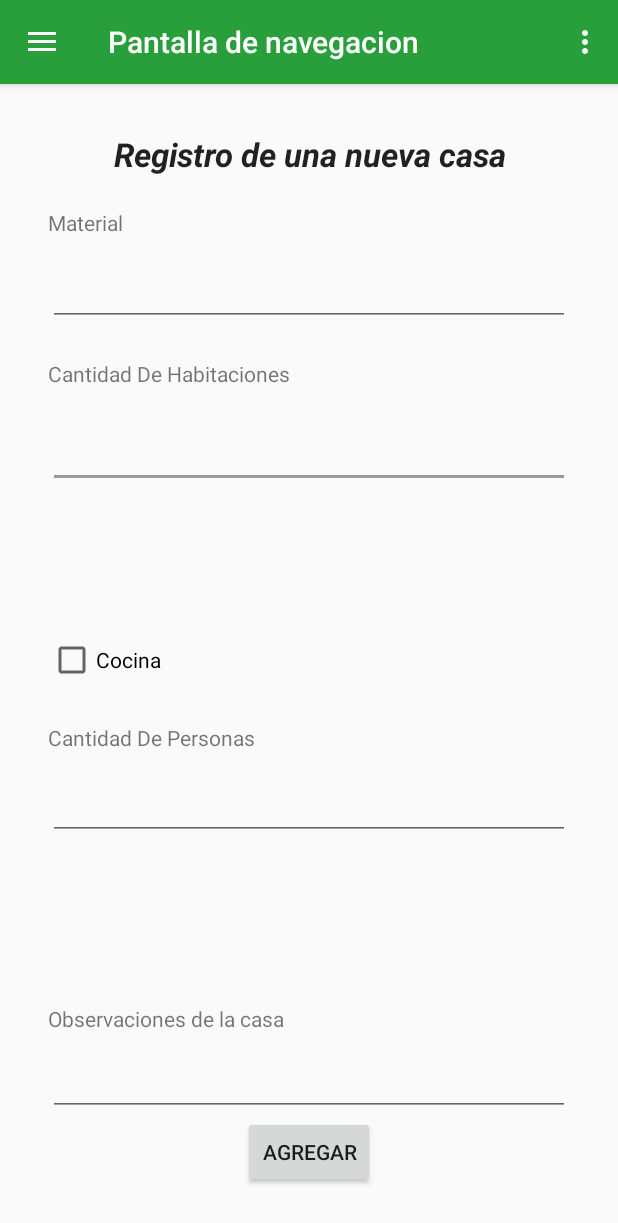
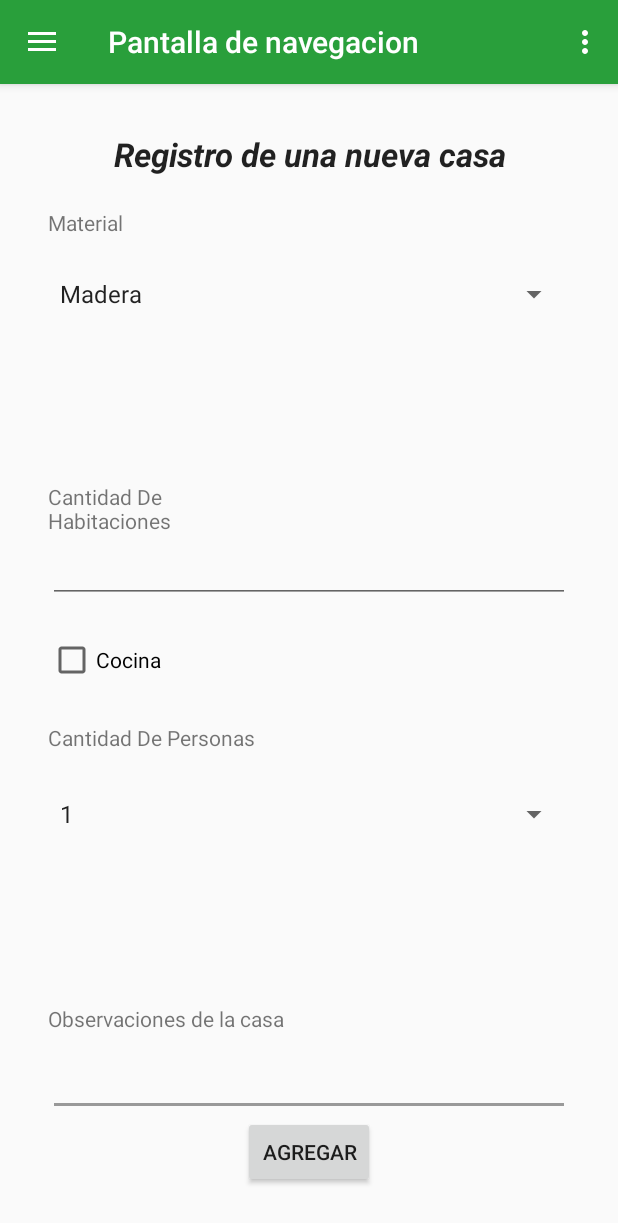
Before and after one commit to AndrzzOsorio/Wayapp, an Android app: the NavigationActivity screen opened directly, with no data from a screen before it, in the side drawer, after a tap on "Casa", on a phone screen of 412 x 824 dp. Shown: the top 1223 px of the screen. Run offline under Robolectric (Android 15) with nearby library versions, the phone set to English and light mode, and no system bars; our stand-ins replace Volley; network calls fail; 2 statements that could not run were skipped.

Commit message:
cacmbiados edit text por combobox

```diff
--- a/app/src/main/java/com/proyecto/integrador/wayapp/NavigationActivity.java
+++ b/app/src/main/java/com/proyecto/integrador/wayapp/NavigationActivity.java
@@ -33,11 +33,13 @@ import android.support.v7.app.AppCompatActivity;
 import android.support.v7.widget.Toolbar;
 import android.view.Menu;
 import android.view.MenuItem;
+import android.widget.ArrayAdapter;
 import android.widget.Button;
 import android.widget.CheckBox;
 import android.widget.EditText;
 import android.widget.ImageView;
 import android.widget.LinearLayout;
+import android.widget.Spinner;
 import android.widget.TextView;
 
 import com.android.volley.RequestQueue;
@@ -56,6 +58,7 @@ import org.json.JSONException;
 import org.json.JSONObject;
 
 import java.util.ArrayList;
+import java.util.List;
 
 public class NavigationActivity extends AppCompatActivity
         implements NavigationView.OnNavigationItemSelectedListener, OnMapReadyCallback {
@@ -85,8 +88,6 @@ public class NavigationActivity extends AppCompatActivity
 
 //controles casa
     Button agregarc;
-    EditText materialcasa;
-    EditText cantidadhabitantescasa;
     EditText cantidadhabitacionescasa;
     EditText observacion;
     CheckBox cocina;
@@ -94,17 +95,15 @@ public class NavigationActivity extends AppCompatActivity
     //Controles escuela
     EditText nombreescuela;
     EditText cantidadestudiantes;
-    EditText materialescuela;
     Button agregarE;
 
     //controles corral
-    EditText animal;
+
     EditText cantidadanimales;
     Button agregarco;
 
     //controles cultivo
     EditText dueno;
-    EditText fruto;
     EditText area;
     Button agregarcu;
 
@@ -157,26 +156,94 @@ public class NavigationActivity extends AppCompatActivity
 
         //definicion de los controles de la casa
         agregarc = (Button) findViewById(R.id.btnagregarC);
-        materialcasa = (EditText) findViewById(R.id.txtMaterialcasa);
+        List<String> spinnerArraycasa =  new ArrayList<String>();
+        spinnerArraycasa.add("Madera");
+        spinnerArraycasa.add("Arcilla");
+        spinnerArraycasa.add("Jaguey");
+        spinnerArraycasa.add("Guadua");
+        spinnerArraycasa.add("Ladrillo");
+        ArrayAdapter<String> adaptercasa = new ArrayAdapter<String>(
+                this, android.R.layout.simple_spinner_item, spinnerArraycasa);
+
+        adaptercasa.setDropDownViewResource(android.R.layout.simple_spinner_dropdown_item);
+
+        List<String> spinnerArrayhabitantes =  new ArrayList<String>();
+        spinnerArrayhabitantes.add("1");
+        spinnerArrayhabitantes.add("2");
+        spinnerArrayhabitantes.add("3");
+        spinnerArrayhabitantes.add("4");
+        spinnerArrayhabitantes.add("5");
+        spinnerArrayhabitantes.add("6");
+        spinnerArrayhabitantes.add("7");
+        spinnerArrayhabitantes.add("8");
+        spinnerArrayhabitantes.add("9");
+        spinnerArrayhabitantes.add("10");
+        ArrayAdapter<String> adapterhabitantes = new ArrayAdapter<String>(
+                this, android.R.layout.simple_spinner_item, spinnerArrayhabitantes);
+
+        adaptercasa.setDropDownViewResource(android.R.layout.simple_spinner_dropdown_item);
+
+        final Spinner sItemscasa = (Spinner) findViewById(R.id.spinnermaterialcasa);
+        final Spinner sItemhabitantes = (Spinner) findViewById(R.id.spinnercantidadpersonas);
+        sItemscasa.setAdapter(adaptercasa);
+        sItemhabitantes.setAdapter(adapterhabitantes);
+
         cantidadhabitacionescasa= (EditText) findViewById(R.id.txtcantidadh);
-        cantidadhabitantescasa = (EditText) findViewById(R.id.txtCantidadP);
+
         observacion = (EditText) findViewById(R.id.observaciones);
         cocina = (CheckBox) findViewById(R.id.cbcocina);
 
         //definicion de los controles de la escuela
-        materialescuela = (EditText) findViewById(R.id.txtMaterialC);
+        List<String> spinnerArrayescuela =  new ArrayList<String>();
+        spinnerArrayescuela.add("Madera");
+        spinnerArrayescuela.add("Arcilla");
+        spinnerArrayescuela.add("Jaguey");
+        spinnerArrayescuela.add("Guadua");
+        spinnerArrayescuela.add("Ladrillo");
+        ArrayAdapter<String> adapterescuela = new ArrayAdapter<String>(
+                this, android.R.layout.simple_spinner_item, spinnerArrayescuela);
+
+        adapterescuela.setDropDownViewResource(android.R.layout.simple_spinner_dropdown_item);
+        final Spinner sItemmaterialescuela = (Spinner) findViewById(R.id.spinnermaterialescuela);
+        sItemmaterialescuela.setAdapter(adapterescuela);
+
         nombreescuela = (EditText) findViewById(R.id.txtnombre);
         cantidadestudiantes = (EditText) findViewById(R.id.txtcantidadEst);
         agregarE = (Button) findViewById(R.id.btnAgregarE);
 
         //definicion de los controles del corral
-        animal = (EditText) findViewById(R.id.txtAnimal);
+        List<String> spinnerArrayanimal =  new ArrayList<String>();
+        spinnerArrayanimal.add("Chivo");
+        spinnerArrayanimal.add("Cabra");
+        spinnerArrayanimal.add("Oveja");
+        spinnerArrayanimal.add("Vaca");
+        spinnerArrayanimal.add("Caballo");
+        spinnerArrayanimal.add("Cerdo");
+        spinnerArrayanimal.add("Gallina");
+        spinnerArrayanimal.add("Pato");
+        ArrayAdapter<String> adapteranimal = new ArrayAdapter<String>(
+                this, android.R.layout.simple_spinner_item, spinnerArrayanimal);
+
+        adapteranimal.setDropDownViewResource(android.R.layout.simple_spinner_dropdown_item);
+        final Spinner sIanimal = (Spinner) findViewById(R.id.spinneranimal);
+        sIanimal.setAdapter(adapteranimal);
         cantidadanimales= (EditText) findViewById(R.id.txtcantidadA);
         agregarco = (Button) findViewById(R.id.btnagregarAnimal);
 
         //definicion de los controles del cultivo
+        List<String> spinnerArrayfruto =  new ArrayList<String>();
+        spinnerArrayfruto.add("Frijol");
+        spinnerArrayfruto.add("Habichuela");
+        spinnerArrayfruto.add("Papa");
+        spinnerArrayfruto.add("Platano");
+
+        ArrayAdapter<String> adapterfruto = new ArrayAdapter<String>(
+                this, android.R.layout.simple_spinner_item, spinnerArrayfruto);
+
+        adapterfruto.setDropDownViewResource(android.R.layout.simple_spinner_dropdown_item);
+        final Spinner sIfruto = (Spinner) findViewById(R.id.spinnerfruto);
+        sIfruto.setAdapter(adapterfruto);
         dueno = (EditText) findViewById(R.id.txtdueno);
-        fruto = (EditText) findViewById(R.id.txtfrutos);
         area = (EditText) findViewById(R.id.txtAreaC);
         agregarcu = (Button) findViewById(R.id.btnagregarcultivo);
 
@@ -378,9 +445,9 @@ public class NavigationActivity extends AppCompatActivity
 
                     Casa c = null;
                     if(cocina.isChecked()){
-                        c = new Casa(location.getLatitude(),location.getLongitude(),materialcasa.getText().toString(),"Si tiene",cantidadhabitacionescasa.getText().toString(),cantidadhabitantescasa.getText().toString(),observacion.getText().toString());
+                        c = new Casa(location.getLatitude(),location.getLongitude(),sItemscasa.getSelectedItem().toString(),"Si tiene",cantidadhabitacionescasa.getText().toString(),sItemhabitantes.getSelectedItem().toString(),observacion.getText().toString());
                     }else{
-                        c = new Casa(location.getLatitude(),location.getLongitude(),materialcasa.getText().toString(),"No tiene",cantidadhabitacionescasa.getText().toString(),cantidadhabitantescasa.getText().toString(),observacion.getText().toString());
+                        c = new Casa(location.getLatitude(),location.getLongitude(),sItemscasa.getSelectedItem().toString(),"No tiene",cantidadhabitacionescasa.getText().toString(),sItemhabitantes.getSelectedItem().toString(),observacion.getText().toString());
                     }
 
               casas.add(c);
@@ -389,8 +456,8 @@ public class NavigationActivity extends AppCompatActivity
               }
                 casalayout.setVisibility(View.INVISIBLE);
                 supportMapFragment.getView().setVisibility(View.VISIBLE);
-                    materialcasa.setText("");
-                    cantidadhabitantescasa.setText("");
+
+
                     cantidadhabitacionescasa.setText("");
                     observacion.setText("");
                 }
@@ -412,7 +479,7 @@ public class NavigationActivity extends AppCompatActivity
                     flag = 0;
                 }
                 if(flag ==1) {
-                    Escuela e = new Escuela(location.getLatitude(), location.getLongitude(), materialescuela.getText().toString(), cantidadestudiantes.getText().toString(), nombreescuela.getText().toString());
+                    Escuela e = new Escuela(location.getLatitude(), location.getLongitude(), sItemmaterialescuela.getSelectedItem().toString(), cantidadestudiantes.getText().toString(), nombreescuela.getText().toString());
                     escuelas.add(e);
                     for (int i = 0; i < escuelas.size(); i++) {
                         setMarkerEscuela(new LatLng(escuelas.get(i).getLatitud(), escuelas.get(i).getLongitud()), "Centro Educativo", escuelas.get(i).ToInformation());
@@ -422,7 +489,7 @@ public class NavigationActivity extends AppCompatActivity
 
                     nombreescuela.setText("");
                     cantidadestudiantes.setText("");
-                    materialescuela.setText("");
+
                 }
             }
 
@@ -442,14 +509,13 @@ public class NavigationActivity extends AppCompatActivity
                     flag = 0;
                 }
                 if(flag ==1){
-               Corral co = new Corral(location.getLatitude(),location.getLongitude(),animal.getText().toString(),cantidadanimales.getText().toString());
+               Corral co = new Corral(location.getLatitude(),location.getLongitude(),sIanimal.getSelectedItem().toString(),cantidadanimales.getText().toString());
                corrales.add(co);
                 for (int i = 0; i<corrales.size();i++){
                     setMarkerCorral(new LatLng(corrales.get(i).getLatitud(),corrales.get(i).getLongitud()),"Corral ganadero",corrales.get(i).ToInformation());
                 }
                 corrallayout.setVisibility(View.INVISIBLE);
                 supportMapFragment.getView().setVisibility(View.VISIBLE);
-                    animal.setText("");
                     cantidadanimales.setText("");
                 }
             }
@@ -469,7 +535,7 @@ public class NavigationActivity extends AppCompatActivity
                     flag = 0;
                 }
                 if(flag ==1){
-               Cultivo cu = new Cultivo(location.getLatitude(),location.getLongitude(),dueno.getText().toString(),fruto.getText().toString(),area.getText().toString());
+               Cultivo cu = new Cultivo(location.getLatitude(),location.getLongitude(),dueno.getText().toString(),sIanimal.getSelectedItem().toString(),area.getText().toString());
                 cultivos.add(cu);
                 for (int i = 0; i<cultivos.size();i++){
                     setMarkerCultivo(new LatLng(cultivos.get(i).getLatitud(),cultivos.get(i).getLongitud()),"Cultivo agricola",cultivos.get(i).ToInformation());
@@ -477,7 +543,6 @@ public class NavigationActivity extends AppCompatActivity
                 cultivolayout.setVisibility(View.INVISIBLE);
                 supportMapFragment.getView().setVisibility(View.VISIBLE);
                     dueno.setText("");
-                    fruto.setText("");
                     area.setText("");
                 }
             }
--- a/app/src/main/res/layout/activity_casa.xml
+++ b/app/src/main/res/layout/activity_casa.xml
@@ -31,19 +31,6 @@
         android:textStyle="bold|italic"
         android:textAlignment="center" />
 
-    <EditText
-        android:layout_width="wrap_content"
-        android:layout_height="wrap_content"
-        android:ems="10"
-        android:id="@+id/txtcantidadh"
-        android:inputType="number"
-        android:layout_below="@+id/lblcantidad"
-        android:layout_marginTop="21dp"
-        android:layout_alignParentRight="true"
-        android:layout_alignParentEnd="true"
-        android:layout_alignParentLeft="true"
-        android:layout_alignParentStart="true" />
-
     <TextView
         android:text="Material"
         android:layout_width="wrap_content"
@@ -63,29 +50,6 @@
         android:layout_alignParentLeft="true"
         android:layout_alignParentStart="true" />
 
-    <EditText
-        android:layout_width="wrap_content"
-        android:layout_height="wrap_content"
-        android:inputType="text"
-        android:ems="10"
-        android:id="@+id/txtMaterialcasa"
-        android:layout_below="@+id/Material"
-        android:layout_alignParentLeft="true"
-        android:layout_alignParentStart="true"
-        android:layout_marginTop="14dp"
-        android:layout_alignParentRight="true"
-        android:layout_alignParentEnd="true" />
-
-    <TextView
-        android:text="Cantidad De Habitaciones"
-        android:layout_width="wrap_content"
-        android:layout_height="wrap_content"
-        android:id="@+id/lblcantidad"
-        android:layout_marginTop="22dp"
-        android:layout_below="@+id/txtMaterialcasa"
-        android:layout_alignParentLeft="true"
-        android:layout_alignParentStart="true" />
-
     <TextView
         android:text="Observaciones de la casa"
         android:layout_width="wrap_content"
@@ -95,19 +59,6 @@
         android:layout_alignParentLeft="true"
         android:layout_alignParentStart="true"
         android:layout_marginBottom="55dp" />
-
-    <EditText
-        android:layout_width="wrap_content"
-        android:layout_height="wrap_content"
-        android:inputType="number"
-        android:ems="10"
-        android:id="@+id/txtCantidadP"
-        android:layout_below="@+id/textView2"
-        android:layout_alignParentLeft="true"
-        android:layout_alignParentStart="true"
-        android:layout_marginTop="13dp"
-        android:layout_alignParentRight="true"
-        android:layout_alignParentEnd="true" />
 
     <EditText
         android:layout_width="wrap_content"
@@ -129,4 +80,43 @@
         android:layout_alignParentBottom="true"
         android:layout_centerHorizontal="true" />
 
+    <Spinner
+        android:layout_width="match_parent"
+        android:layout_height="wrap_content"
+        android:id="@+id/spinnermaterialcasa"
+        android:layout_below="@+id/Material"
+        android:layout_alignParentLeft="true"
+        android:layout_alignParentStart="true"
+        android:layout_marginTop="26dp" />
+
+    <TextView
+        android:text="Cantidad De Habitaciones"
+        android:layout_width="wrap_content"
+        android:layout_height="wrap_content"
+        android:id="@+id/lblcantidad"
+        android:layout_above="@+id/txtcantidadh"
+        android:layout_alignRight="@+id/lblCantidadP"
+        android:layout_alignEnd="@+id/lblCantidadP" />
+
+    <EditText
+        android:layout_width="wrap_content"
+        android:layout_height="wrap_content"
+        android:ems="10"
+        android:id="@+id/txtcantidadh"
+        android:inputType="number"
+        android:layout_marginBottom="22dp"
+        android:layout_above="@+id/cbcocina"
+        android:layout_alignParentLeft="true"
+        android:layout_alignParentStart="true"
+        android:layout_alignParentRight="true"
+        android:layout_alignParentEnd="true" />
+
+    <Spinner
+        android:layout_width="match_parent"
+        android:layout_height="wrap_content"
+        android:layout_below="@+id/textView2"
+        android:layout_centerHorizontal="true"
+        android:layout_marginTop="29dp"
+        android:id="@+id/spinnercantidadpersonas" />
+
 </RelativeLayout>
```
Also changed, not shown: app/src/main/res/layout/activity_corral.xml (+18 -25 lines), app/src/main/res/layout/activity_cultivo.xml (+52 -52 lines), app/src/main/res/layout/activity_educativo.xml (+19 -23 lines).
